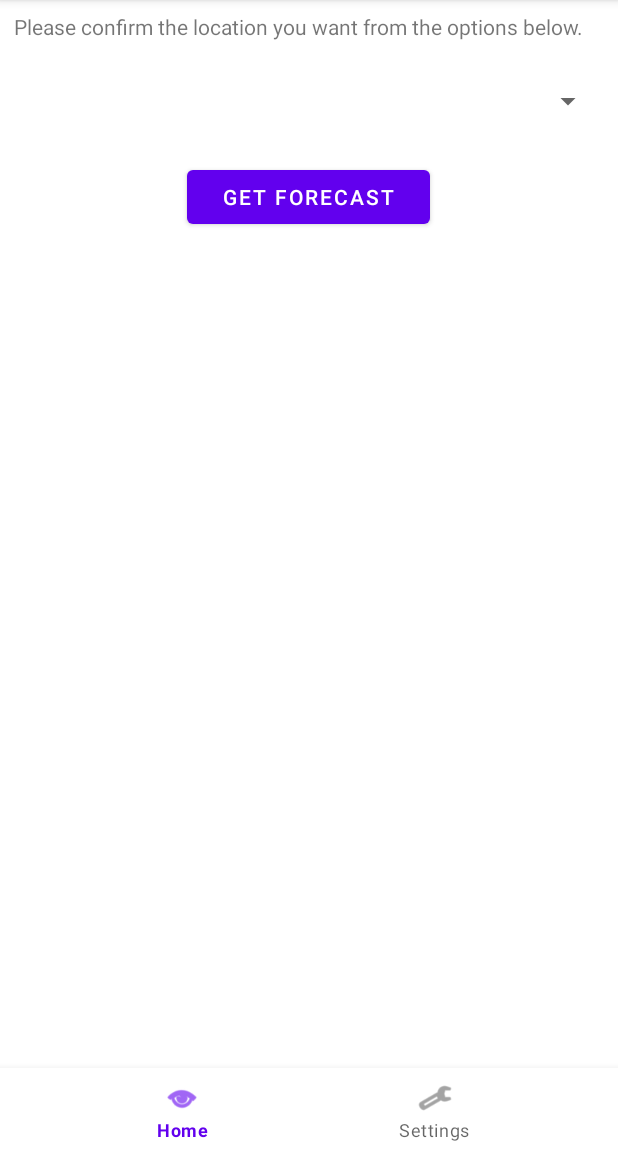
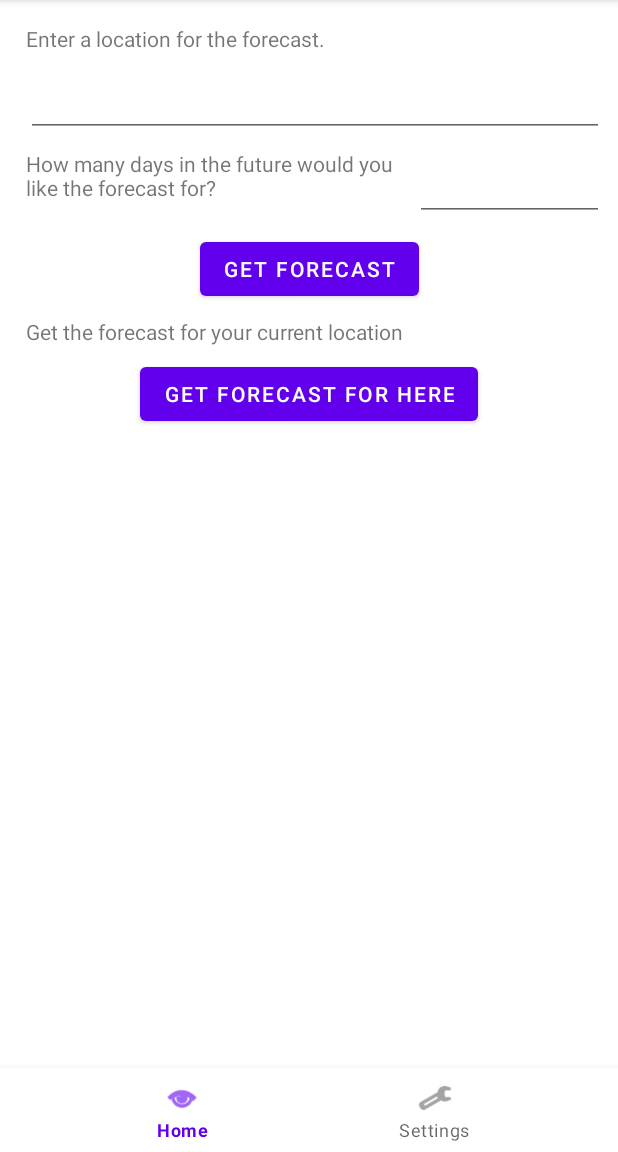
Before and after one commit to AdamB64/weather, an Android app: the screen it shows after launch (MainActivity), after a tap on "GET FORECAST", on a phone screen of 412 x 824 dp, the part 84-1236 px from its top. Run offline under Robolectric (Android 15) with nearby library versions, the phone set to English and light mode, and no system bars.

Commit message:
week 8 task not working

```diff
--- a/app/src/main/java/uk/ac/rgu/socweather/LocationSelectionFragment.java
+++ b/app/src/main/java/uk/ac/rgu/socweather/LocationSelectionFragment.java
@@ -12,6 +12,9 @@ import android.view.LayoutInflater;
 import android.view.View;
 import android.view.ViewGroup;
 import android.widget.Button;
+import android.widget.EditText;
+import android.widget.TextView;
+import android.widget.Toast;
 
 /**
  * A simple {@link Fragment} subclass.
@@ -19,15 +22,6 @@ import android.widget.Button;
  * create an instance of this fragment.
  */
 public class LocationSelectionFragment extends Fragment implements View.OnClickListener {
-
-    // TODO: Rename parameter arguments, choose names that match
-    // the fragment initialization parameters, e.g. ARG_ITEM_NUMBER
-    private static final String ARG_PARAM1 = "param1";
-    private static final String ARG_PARAM2 = "param2";
-
-    // TODO: Rename and change types of parameters
-    private String mParam1;
-    private String mParam2;
 
     public LocationSelectionFragment() {
         // Required empty public constructor
@@ -37,16 +31,12 @@ public class LocationSelectionFragment extends Fragment implements View.OnClickL
      * Use this factory method to create a new instance of
      * this fragment using the provided parameters.
      *
-     * @param param1 Parameter 1.
-     * @param param2 Parameter 2.
      * @return A new instance of fragment LocationSelectionFragment.
      */
     // TODO: Rename and change types and number of parameters
-    public static LocationSelectionFragment newInstance(String param1, String param2) {
+    public static LocationSelectionFragment newInstance() {
         LocationSelectionFragment fragment = new LocationSelectionFragment();
         Bundle args = new Bundle();
-        args.putString(ARG_PARAM1, param1);
-        args.putString(ARG_PARAM2, param2);
         fragment.setArguments(args);
         return fragment;
     }
@@ -54,10 +44,6 @@ public class LocationSelectionFragment extends Fragment implements View.OnClickL
     @Override
     public void onCreate(Bundle savedInstanceState) {
         super.onCreate(savedInstanceState);
-        if (getArguments() != null) {
-            mParam1 = getArguments().getString(ARG_PARAM1);
-            mParam2 = getArguments().getString(ARG_PARAM2);
-        }
     }
 
     @Override
@@ -84,10 +70,35 @@ public class LocationSelectionFragment extends Fragment implements View.OnClickL
         // get the nav contoller
        NavController navController = Navigation.findNavController(view);
 
-           // TODO: get the number of days to get the forecast for
+           //get the number of days to get the forecast for
+            EditText etNumberOfDays = getActivity().findViewById(R.id.editTextNumber);
+            String etNumberOfDaysString = etNumberOfDays.getText().toString();
+            if("".equals(etNumberOfDaysString)){
+                //should probably change the text colour of the relevant field
+                //but for now will just display a Toast message
+                Toast.makeText(getContext(), R.string.Toast_enter_num_days_error, Toast.LENGTH_LONG).show();
+                return;
+            }
+            int numberOfDays = Integer.parseInt(etNumberOfDaysString);
+
          if (view.getId() ==R.id.btnGetForecast) {
+             //check / get the location entered
+             String locationEntered= ((EditText)getActivity().findViewById(R.id.etEnterLocation)).getText().toString();
+             if("".equals(locationEntered)){
+                 //should probably change the text colour of the relevant field
+                 //but for now will just display a Toast message
+                 Toast.makeText(getContext(), R.string.Toast_Provide_location_error, Toast.LENGTH_LONG).show();
+                 return;
+             }
+
+             //build the bundle to send
+             Bundle bundle = new Bundle();
+             bundle.putString(LocationConfirmationFragment.ARG_PARAM_LOCATION,locationEntered);
+             bundle.putInt(LocationConfirmationFragment.ARG_PARAM_NUMBER_OF_DAYS,numberOfDays);
+
+
              // navigate to the LocationConfirmationFragment
-             navController.navigate(R.id.action_locationSelectionFragment_to_locationConfirmationFragment);
+             navController.navigate(R.id.action_locationSelectionFragment_to_locationConfirmationFragment, bundle);
 
          } else if (view.getId() == R.id.btnGpsForecast) {
              // TODO: get the location from GPS
--- a/app/src/main/res/navigation/navigation.xml
+++ b/app/src/main/res/navigation/navigation.xml
@@ -13,6 +13,12 @@
         <action
             android:id="@+id/action_forecastFragment_to_settingsFragment"
             app:destination="@id/settingsFragment" />
+        <argument
+            android:name="location"
+            app:argType="string" />
+        <argument
+            android:name="numberOfDay"
+            app:argType="integer" />
     </fragment>
     <fragment
         android:id="@+id/locationSelectionFragment"
@@ -40,6 +46,12 @@
         <action
             android:id="@+id/action_locationConfirmationFragment_to_settingsFragment"
             app:destination="@id/settingsFragment" />
+        <argument
+            android:name="location"
+            app:argType="string" />
+        <argument
+            android:name="numberOfDays"
+            app:argType="integer" />
     </fragment>
     <fragment
         android:id="@+id/settingsFragment"
--- a/app/src/main/res/values/strings.xml
+++ b/app/src/main/res/values/strings.xml
@@ -48,4 +48,8 @@
     <string name="tv_forecast_item_hour">%1$d:00</string>
     <string name="tv_forecast_item_temp">%1$s \u0080C</string>
     <string name="tv_forecast_item_humidity">%1$d %%</string>
+
+    <!-- error message for checking user input-->
+    <string name="Toast_enter_num_days_error">Please specify the number of days to get the forecast for</string>
+    <string name="Toast_Provide_location_error">Please provide a location</string>
 </resources>
```
Also changed, not shown: app/src/main/java/uk/ac/rgu/socweather/ForecastFragment.java (+14 -19 lines), app/src/main/java/uk/ac/rgu/socweather/LocationConfirmationFragment.java (+23 -17 lines).
